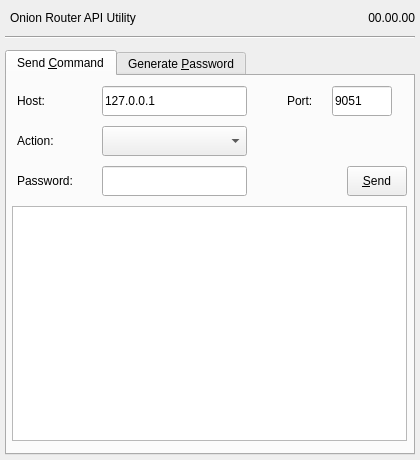
GIJack/tor-util, file tor-util.ui: the form before one commit.
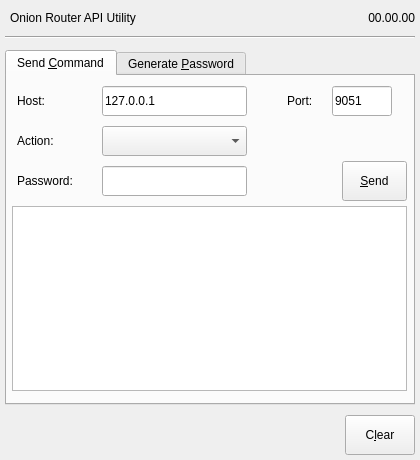
The form after the commit. Icons and pictures are not drawn.

Commit message: overhauled UI. Added clear button

```diff
--- a/tor-util.ui
+++ b/tor-util.ui
@@ -11,7 +11,7 @@
    </rect>
   </property>
   <property name="sizePolicy">
-   <sizepolicy hsizetype="Fixed" vsizetype="Expanding">
+   <sizepolicy hsizetype="Fixed" vsizetype="Fixed">
     <horstretch>0</horstretch>
     <verstretch>0</verstretch>
    </sizepolicy>
@@ -22,6 +22,12 @@
     <height>460</height>
    </size>
   </property>
+  <property name="maximumSize">
+   <size>
+    <width>420</width>
+    <height>460</height>
+   </size>
+  </property>
   <property name="focusPolicy">
    <enum>Qt::StrongFocus</enum>
   </property>
@@ -34,9 +40,21 @@
      <x>5</x>
      <y>50</y>
      <width>410</width>
-     <height>405</height>
+     <height>355</height>
     </rect>
    </property>
+   <property name="sizePolicy">
+    <sizepolicy hsizetype="Fixed" vsizetype="Expanding">
+     <horstretch>0</horstretch>
+     <verstretch>0</verstretch>
+    </sizepolicy>
+   </property>
+   <property name="minimumSize">
+    <size>
+     <width>410</width>
+     <height>355</height>
+    </size>
+   </property>
    <property name="focusPolicy">
     <enum>Qt::ClickFocus</enum>
    </property>
@@ -164,12 +182,18 @@
     <widget class="QPushButton" name="button_send">
      <property name="geometry">
       <rect>
-       <x>340</x>
-       <y>90</y>
-       <width>60</width>
-       <height>30</height>
+       <x>335</x>
+       <y>85</y>
+       <width>65</width>
+       <height>40</height>
       </rect>
      </property>
+     <property name="sizePolicy">
+      <sizepolicy hsizetype="Fixed" vsizetype="Fixed">
+       <horstretch>0</horstretch>
+       <verstretch>0</verstretch>
+      </sizepolicy>
+     </property>
      <property name="toolTip">
       <string>Execute Command</string>
      </property>
@@ -183,9 +207,15 @@
        <x>5</x>
        <y>130</y>
        <width>395</width>
-       <height>235</height>
+       <height>185</height>
       </rect>
      </property>
+     <property name="sizePolicy">
+      <sizepolicy hsizetype="Fixed" vsizetype="Expanding">
+       <horstretch>0</horstretch>
+       <verstretch>0</verstretch>
+      </sizepolicy>
+     </property>
      <property name="focusPolicy">
       <enum>Qt::ClickFocus</enum>
      </property>
@@ -344,6 +374,34 @@
     <enum>Qt::Horizontal</enum>
    </property>
   </widget>
+  <widget class="QPushButton" name="button_clear">
+   <property name="geometry">
+    <rect>
+     <x>345</x>
+     <y>415</y>
+     <width>70</width>
+     <height>40</height>
+    </rect>
+   </property>
+   <property name="sizePolicy">
+    <sizepolicy hsizetype="Fixed" vsizetype="Fixed">
+     <horstretch>0</horstretch>
+     <verstretch>0</verstretch>
+    </sizepolicy>
+   </property>
+   <property name="toolTip">
+    <string>Clear Outputs</string>
+   </property>
+   <property name="text">
+    <string>C&amp;lear</string>
+   </property>
+   <property name="icon">
+    <iconset theme="editclear"/>
+   </property>
+   <property name="flat">
+    <bool>false</bool>
+   </property>
+  </widget>
   <action name="action_api_send">
    <property name="text">
     <string>_api_send</string>
```
Left out of the diff: 89 changed lines with no effect on the pictures. The commit also changes 4 other files.
